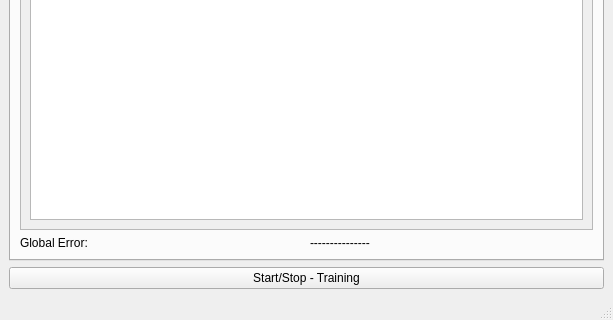
Qt form KNN(StraightForward)/mainwindow.ui (SebastianSchwank/GLANN) before a commit; both pictures show x 0 to 613 and y 298 to 618 of the 613 by 618 pixel window.
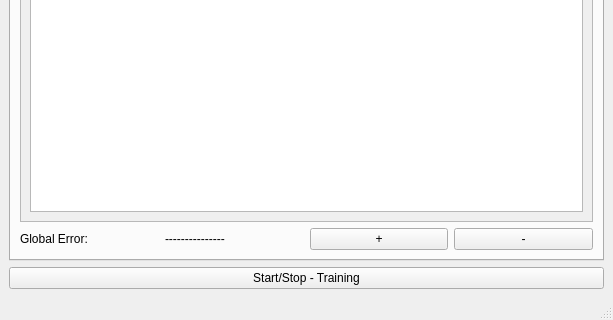
The same form after that commit. The open tabs and pages were chosen to show the change.

What changed in the file:
```diff
--- a/KNN(StraightForward)/mainwindow.ui
+++ b/KNN(StraightForward)/mainwindow.ui
@@ -36,7 +36,7 @@
              <x>0</x>
              <y>0</y>
              <width>561</width>
-             <height>432</height>
+             <height>420</height>
             </rect>
            </property>
            <layout class="QVBoxLayout" name="verticalLayout_4">
@@ -70,6 +70,20 @@
             </property>
            </widget>
           </item>
+          <item>
+           <widget class="QPushButton" name="pushButton_5">
+            <property name="text">
+             <string>+</string>
+            </property>
+           </widget>
+          </item>
+          <item>
+           <widget class="QPushButton" name="pushButton_3">
+            <property name="text">
+             <string>-</string>
+            </property>
+           </widget>
+          </item>
          </layout>
         </item>
        </layout>
```
Left out of the diff: 13 changed lines with no effect on the pictures.
